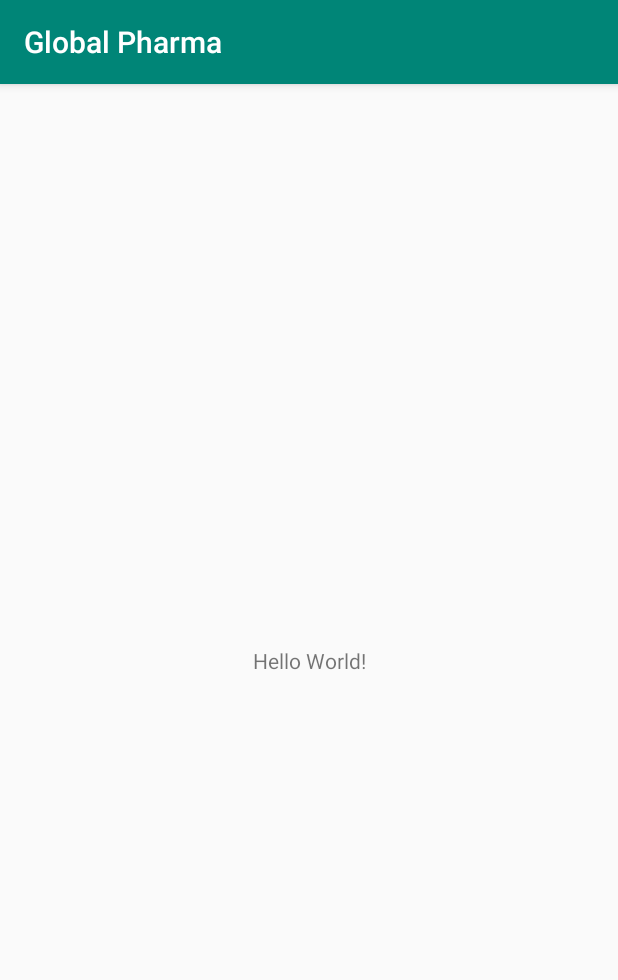
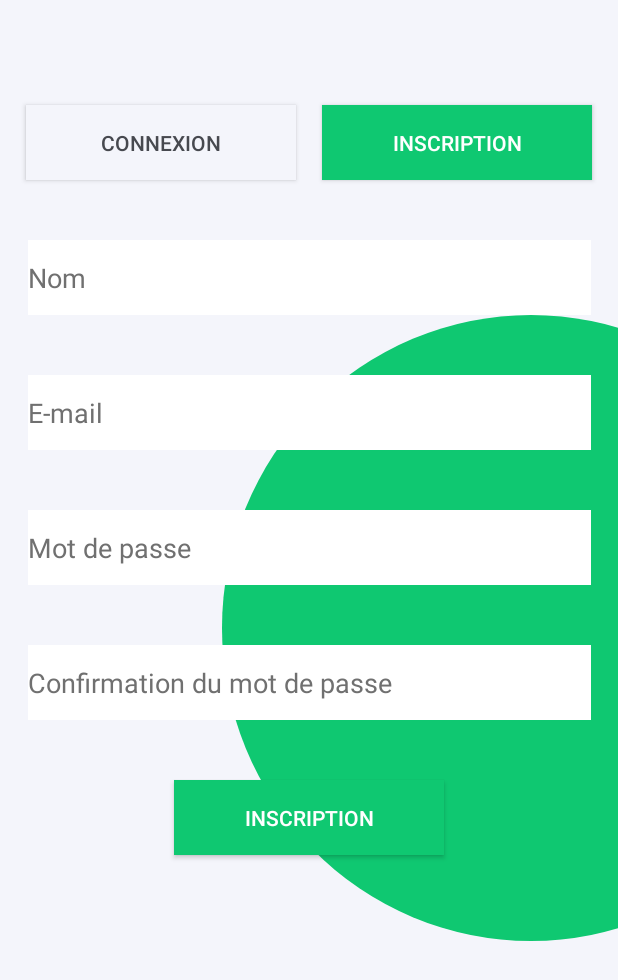
Before and after one commit to Atonleu-Arthur/GlobalPharma, an Android app: the screen it shows after launch (MainActivity before the commit, RegisterActivity after it), on a phone screen of 412 x 824 dp. Shown: the top 980 px of the screen. Run offline under Robolectric (Android 15) with nearby library versions, the phone set to English and light mode, and no system bars.

Commit message:
Ajout des interfaces du splashscreen, d'inscription et connexion

```diff
--- /dev/null
+++ b/app/src/main/java/com/example/globalpharma/Controller/MainActivity.java
@@ -0,0 +1,27 @@
+package com.example.globalpharma.Controller;
+
+import androidx.appcompat.app.AppCompatActivity;
+
+import android.content.Intent;
+import android.os.Bundle;
+import android.os.Handler;
+
+import com.example.globalpharma.R;
+
+public class MainActivity extends AppCompatActivity {
+
+    @Override
+    protected void onCreate(Bundle savedInstanceState) {
+        super.onCreate(savedInstanceState);
+        setContentView(R.layout.activity_main);
+
+        new Handler().postDelayed(new Runnable() {
+            // Using handler with postDelayed called runnable run method
+            @Override public void run() {
+                Intent i = new Intent(MainActivity.this, RegisterActivity.class);
+                startActivity(i);
+                finish();
+            }
+            }, 5*1000);
+    }
+}
--- /dev/null
+++ b/app/src/main/java/com/example/globalpharma/Controller/RegisterActivity.java
@@ -0,0 +1,16 @@
+package com.example.globalpharma.Controller;
+
+import androidx.appcompat.app.AppCompatActivity;
+
+import android.os.Bundle;
+
+import com.example.globalpharma.R;
+
+public class RegisterActivity extends AppCompatActivity {
+
+    @Override
+    protected void onCreate(Bundle savedInstanceState) {
+        super.onCreate(savedInstanceState);
+        setContentView(R.layout.activity_register);
+    }
+}
--- /dev/null
+++ b/app/src/main/res/drawable/backgroung_green_circle.xml
@@ -0,0 +1,10 @@
+<?xml version="1.0" encoding="utf-8"?>
+<selector xmlns:android="http://schemas.android.com/apk/res/android">
+    <item>
+        <shape android:shape="oval">
+            <solid android:color="@color/green"/>
+            <size android:width="417dp" android:height="417dp"/>
+        </shape>
+    </item>
+
+</selector>
--- a/app/src/main/res/layout/activity_main.xml
+++ b/app/src/main/res/layout/activity_main.xml
@@ -4,15 +4,18 @@
     xmlns:tools="http://schemas.android.com/tools"
     android:layout_width="match_parent"
     android:layout_height="match_parent"
-    tools:context=".MainActivity">
+    android:background="@color/backgroundActivity"
+    tools:context=".Controller.MainActivity">
 
-    <TextView
-        android:layout_width="wrap_content"
-        android:layout_height="wrap_content"
-        android:text="Hello World!"
+    <ImageView
+        android:layout_width="300dp"
+        android:layout_height="300dp"
+        android:src="@mipmap/logo"
         app:layout_constraintBottom_toBottomOf="parent"
         app:layout_constraintLeft_toLeftOf="parent"
         app:layout_constraintRight_toRightOf="parent"
-        app:layout_constraintTop_toTopOf="parent" />
+        app:layout_constraintTop_toTopOf="parent"
+        app:layout_constraintStart_toStartOf="parent"
+        app:layout_constraintEnd_toEndOf="parent"/>
 
 </androidx.constraintlayout.widget.ConstraintLayout>
--- /dev/null
+++ b/app/src/main/res/layout/activity_register.xml
@@ -0,0 +1,126 @@
+<?xml version="1.0" encoding="utf-8"?>
+<androidx.constraintlayout.widget.ConstraintLayout xmlns:android="http://schemas.android.com/apk/res/android"
+    xmlns:app="http://schemas.android.com/apk/res-auto"
+    xmlns:tools="http://schemas.android.com/tools"
+    android:layout_width="match_parent"
+    android:layout_height="match_parent"
+    android:orientation="vertical"
+    android:background="@color/backgroundActivity"
+    tools:context=".Controller.RegisterActivity">
+
+    <Button
+        android:id="@+id/btnConnect"
+        android:layout_width="180dp"
+        android:layout_height="50dp"
+        app:layout_constraintStart_toStartOf="parent"
+        app:layout_constraintEnd_toStartOf="@id/btnRegistration"
+        app:layout_constraintLeft_toLeftOf="parent"
+        app:layout_constraintRight_toRightOf="parent"
+        app:layout_constraintTop_toTopOf="parent"
+        android:layout_marginTop="70dp"
+        android:text="@string/connexion"
+        android:background="@color/backgroundActivity"
+        android:textColor="@color/textColor"
+        />
+
+    <Button
+        android:id="@+id/btnRegistration"
+        android:layout_width="180dp"
+        android:layout_height="50dp"
+        app:layout_constraintStart_toEndOf="@id/btnConnect"
+        app:layout_constraintEnd_toEndOf="parent"
+        app:layout_constraintLeft_toLeftOf="parent"
+        app:layout_constraintRight_toRightOf="parent"
+        app:layout_constraintTop_toTopOf="parent"
+        android:layout_marginTop="70dp"
+        android:text="@string/registration"
+        android:background="@color/green"
+        />
+
+    <ImageView
+        android:layout_width="wrap_content"
+        android:layout_height="wrap_content"
+        android:background="@drawable/backgroung_green_circle"
+        app:layout_constraintStart_toEndOf="@id/btnSubmit"
+        app:layout_constraintLeft_toLeftOf="parent"
+        app:layout_constraintRight_toRightOf="parent"
+        app:layout_constraintEnd_toEndOf="parent"
+        app:layout_constraintTop_toBottomOf="@id/txtName"
+        />
+
+    <EditText
+        android:id="@+id/txtName"
+        android:layout_width="375dp"
+        android:layout_height="50dp"
+        app:layout_constraintEnd_toEndOf="@id/btnRegistration"
+        app:layout_constraintStart_toStartOf="@id/btnConnect"
+        app:layout_constraintLeft_toLeftOf="parent"
+        app:layout_constraintRight_toRightOf="parent"
+        app:layout_constraintTop_toBottomOf="@id/btnRegistration"
+        android:layout_marginTop="40dp"
+        android:background="@color/white"
+        android:textColorHint="@color/textHintColor"
+        android:hint="@string/name"/>
+
+    <EditText
+        android:id="@+id/txtEmail"
+        android:layout_width="375dp"
+        android:layout_height="50dp"
+        app:layout_constraintEnd_toEndOf="@id/btnRegistration"
+        app:layout_constraintStart_toStartOf="@id/btnConnect"
+        app:layout_constraintLeft_toLeftOf="parent"
+        app:layout_constraintRight_toRightOf="parent"
+        app:layout_constraintTop_toBottomOf="@id/txtName"
+        android:layout_marginTop="40dp"
+        android:background="@color/white"
+        android:textColorHint="@color/textHintColor"
+        android:hint="@string/email"/>
+
+    <EditText
+        android:id="@+id/txtPassword"
+        android:layout_width="375dp"
+        android:layout_height="50dp"
+        app:layout_constraintEnd_toEndOf="@id/btnRegistration"
+        app:layout_constraintStart_toStartOf="@id/btnConnect"
+        app:layout_constraintLeft_toLeftOf="parent"
+        app:layout_constraintRight_toRightOf="parent"
+        app:layout_constraintTop_toBottomOf="@id/txtEmail"
+        android:layout_marginTop="40dp"
+        android:background="@color/white"
+        android:textColorHint="@color/textHintColor"
+        android:hint="@string/password"
+        android:inputType="textPassword"/>
+
+    <EditText
+        android:id="@+id/txtConfirmPassword"
+        android:layout_width="375dp"
+        android:layout_height="50dp"
+        app:layout_constraintEnd_toEndOf="@id/btnRegistration"
+        app:layout_constraintStart_toStartOf="@id/btnConnect"
+        app:layout_constraintLeft_toLeftOf="parent"
+        app:layout_constraintRight_toRightOf="parent"
+        app:layout_constraintTop_toBottomOf="@id/txtPassword"
+        android:layout_marginTop="40dp"
+        android:background="@color/white"
+        android:textColorHint="@color/textHintColor"
+        android:hint="@string/confirm_password"
+        android:inputType="textPassword"/>
+
+    <Button
+        android:id="@+id/btnSubmit"
+        android:layout_width="180dp"
+        android:layout_height="50dp"
+        app:layout_constraintStart_toStartOf="parent"
+        app:layout_constraintEnd_toEndOf="parent"
+        app:layout_constraintLeft_toLeftOf="parent"
+        app:layout_constraintRight_toRightOf="parent"
+        app:layout_constraintTop_toBottomOf="@id/txtConfirmPassword"
+        android:layout_marginTop="40dp"
+        android:text="@string/registration"
+        android:background="@color/green"
+
+        />
+
+
+
+</androidx.constraintlayout.widget.ConstraintLayout>
--- a/app/src/main/res/values/colors.xml
+++ b/app/src/main/res/values/colors.xml
@@ -3,4 +3,9 @@
     <color name="colorPrimary">#008577</color>
     <color name="colorPrimaryDark">#00574B</color>
     <color name="colorAccent">#D81B60</color>
+    <color name="backgroundActivity">#F4F5FB</color>
+    <color name="green">#0FC871</color>
+    <color name="textColor">#47494F</color>
+    <color name="textHintColor">#707070</color>
+    <color name="white">#FFFFFF</color>
 </resources>
--- a/app/src/main/res/values/strings.xml
+++ b/app/src/main/res/values/strings.xml
@@ -1,3 +1,10 @@
 <resources>
     <string name="app_name">Global Pharma</string>
+    <string name="connexion">Connexion</string>
+    <string name="registration">Inscription</string>
+    <string name="name">Nom</string>
+    <string name="name_or_email">Nom ou adresse mail</string>
+    <string name="email">E-mail</string>
+    <string name="password">Mot de passe</string>
+    <string name="confirm_password">Confirmation du mot de passe</string>
 </resources>
```
Also changed, not shown: app/src/main/AndroidManifest.xml (+6 -3 lines), app/src/main/java/com/example/globalpharma/Controller/LoginActivity.java (renamed from app/src/main/java/com/example/globalpharma/MainActivity.java, +5 -4 lines), app/src/main/res/drawable/register_background.xml (added, +12 -0 lines), app/src/main/res/drawable/textbox_form.xml (added, +10 -0 lines), app/src/main/res/layout/activity_login.xml (added, +69 -0 lines), app/src/main/res/mipmap-mdpi/logo.png (added), 1 other file.
